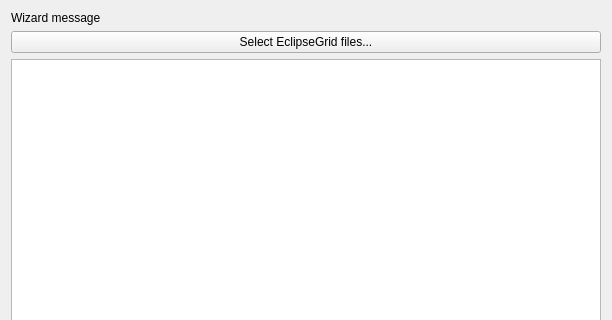
The window that console/FileSelectionPage.ui (feliperails/syntheticseis) describes before a commit, drawn with Qt 5; both pictures show x 0 to 612 and y 0 to 320 of the 612 by 649 pixel window.
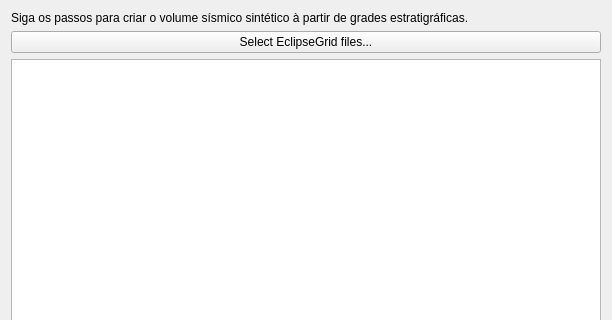
The same window after the commit.

Commit message: [TASK] Acertos nas velocidades e no texto do widget

The edit to the form file:
```diff
--- a/console/FileSelectionPage.ui
+++ b/console/FileSelectionPage.ui
@@ -38,7 +38,7 @@
       </sizepolicy>
      </property>
      <property name="text">
-      <string>Wizard message</string>
+      <string>Siga os passos para criar o volume sísmico sintético à partir de grades estratigráficas.</string>
      </property>
     </widget>
    </item>
```
The commit also changes 5 other files.
